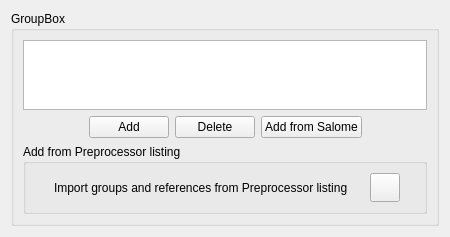
This is gui/Pages/LocalizationForm.ui in code-saturne/code_saturne as Qt 5 draws it before an edit. The edited form follows.
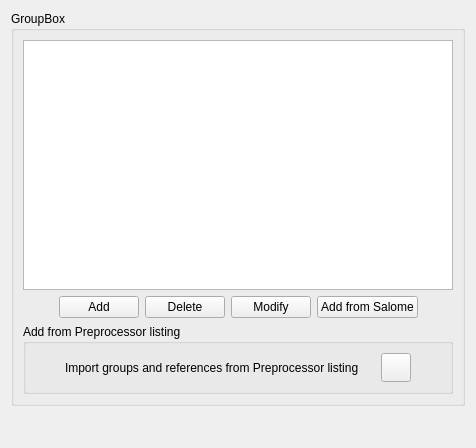
This is the edited form. Icons and pictures are not drawn.

Commit message: replace comboBox by popup for nature of volumic zone in GUI

Patch:
```diff
--- a/gui/Pages/LocalizationForm.ui
+++ b/gui/Pages/LocalizationForm.ui
@@ -1,27 +1,33 @@
 <ui version="4.0" >
  <class>LocalizationForm</class>
- <widget class="QWidget" name="LocalizationForm" >
-  <property name="geometry" >
+ <widget class="QWidget" name="LocalizationForm">
+  <property name="geometry">
    <rect>
     <x>0</x>
     <y>0</y>
-    <width>450</width>
-    <height>225</height>
+    <width>476</width>
+    <height>448</height>
    </rect>
   </property>
   <property name="windowTitle" >
    <string>Form</string>
   </property>
-  <layout class="QGridLayout" >
-   <item row="0" column="0" >
-    <widget class="QGroupBox" name="groupBoxLocalization" >
-     <property name="title" >
+  <layout class="QGridLayout" name="gridLayout_2">
+   <item row="0" column="0">
+    <widget class="QGroupBox" name="groupBoxLocalization">
+     <property name="title">
       <string>GroupBox</string>
      </property>
-     <layout class="QVBoxLayout" >
-      <item>
-       <widget class="QTableView" name="tableView" >
-        <property name="statusTip" >
+     <layout class="QGridLayout" name="gridLayout">
+      <item row="0" column="0">
+       <widget class="QTableView" name="tableView">
+        <property name="minimumSize">
+         <size>
+          <width>0</width>
+          <height>250</height>
+         </size>
+        </property>
+        <property name="statusTip">
          <string>Click right for context menu</string>
         </property>
         <property name="alternatingRowColors" >
@@ -35,8 +41,8 @@
         </property>
        </widget>
       </item>
-      <item>
-       <layout class="QHBoxLayout" >
+      <item row="1" column="0">
+       <layout class="QHBoxLayout" name="horizontalLayout">
         <item>
          <spacer>
           <property name="orientation" >
@@ -51,22 +57,29 @@
          </spacer>
         </item>
         <item>
-         <widget class="QPushButton" name="pushButtonNew" >
-          <property name="text" >
+         <widget class="QPushButton" name="pushButtonNew">
+          <property name="text">
            <string>Add</string>
           </property>
          </widget>
         </item>
         <item>
-         <widget class="QPushButton" name="pushButtonDelete" >
-          <property name="text" >
+         <widget class="QPushButton" name="pushButtonDelete">
+          <property name="text">
            <string>Delete</string>
           </property>
          </widget>
         </item>
         <item>
-         <widget class="QPushButton" name="pushButtonSalome" >
-          <property name="text" >
+         <widget class="QPushButton" name="pushButtonModify">
+          <property name="text">
+           <string>Modify</string>
+          </property>
+         </widget>
+        </item>
+        <item>
+         <widget class="QPushButton" name="pushButtonSalome">
+          <property name="text">
            <string>Add from Salome</string>
           </property>
          </widget>
@@ -86,12 +99,12 @@
         </item>
        </layout>
       </item>
-      <item>
-       <widget class="QGroupBox" name="groupBoxCreation" >
-        <property name="title" >
+      <item row="2" column="0">
+       <widget class="QGroupBox" name="groupBoxCreation">
+        <property name="title">
          <string>Add from Preprocessor listing</string>
         </property>
-        <layout class="QHBoxLayout" >
+        <layout class="QHBoxLayout">
          <item>
           <spacer>
            <property name="orientation" >
@@ -106,10 +119,10 @@
           </spacer>
          </item>
          <item>
-          <layout class="QHBoxLayout" >
+          <layout class="QHBoxLayout">
            <item>
-            <widget class="QLabel" name="labelCreation" >
-             <property name="text" >
+            <widget class="QLabel" name="labelCreation">
+             <property name="text">
               <string>Import groups and references from Preprocessor listing</string>
              </property>
             </widget>
@@ -128,8 +141,8 @@
             </spacer>
            </item>
            <item>
-            <widget class="QToolButton" name="toolButtonCreation" >
-             <property name="text" >
+            <widget class="QToolButton" name="toolButtonCreation">
+             <property name="text">
               <string/>
              </property>
              <property name="icon" >
@@ -167,7 +180,7 @@
      </layout>
     </widget>
    </item>
-   <item row="1" column="0" >
+   <item row="1" column="0">
     <spacer>
      <property name="orientation" >
       <enum>Qt::Vertical</enum>
```
Left out of the diff: 46 changed lines with no effect on the pictures. The commit also changes 3 other files.
